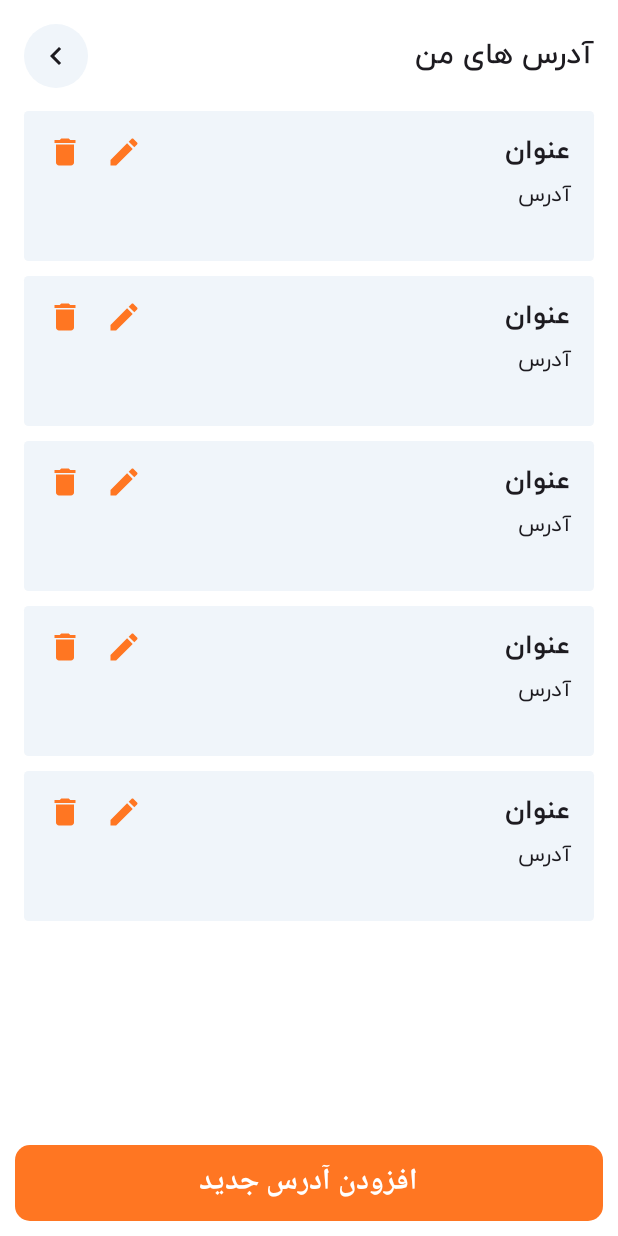
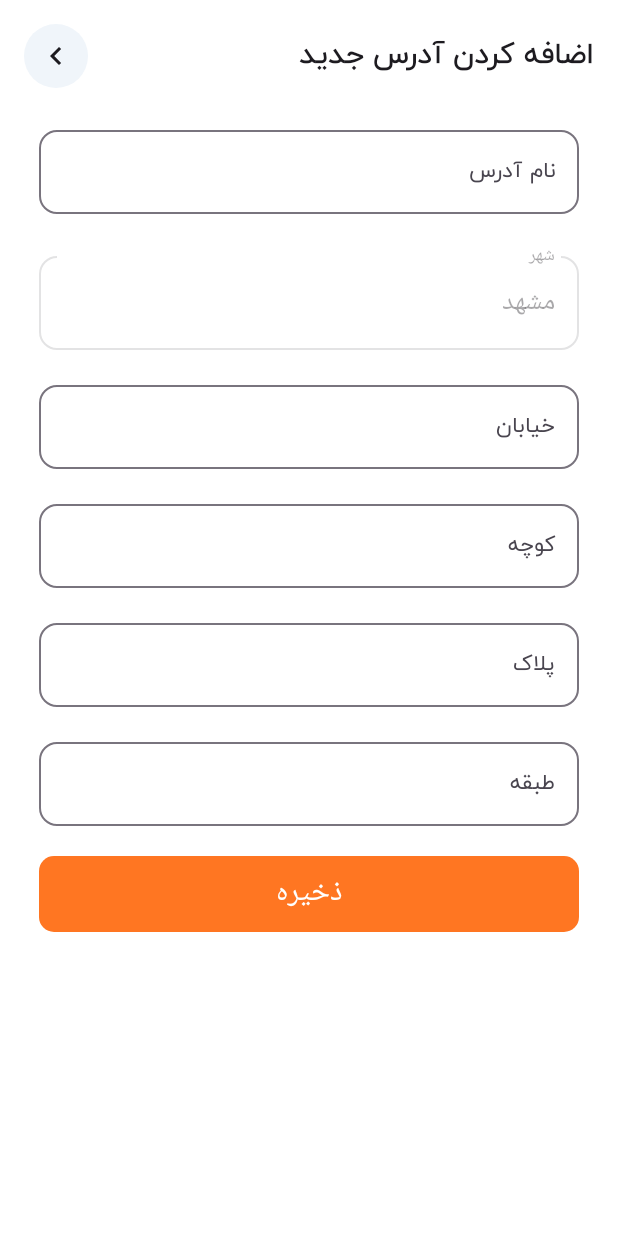
Before and after one commit to AliAyali/market_baz, an Android app built with Jetpack Compose: the AddressScreen screen opened through its navigation route, after a tap on "افزودن آدرس جدید", on a phone screen of 412 x 824 dp. Run offline under Robolectric (Android 15) with nearby library versions, the phone set to English and light mode, and no system bars; our stand-ins replace Dagger/Hilt's generated code, Room's generated code.

Commit message:
Create CustomTextField

```diff
--- /dev/null
+++ b/app/src/main/java/com/aliayali/market_baz/presentation/components/CustomTextField.kt
@@ -0,0 +1,42 @@
+import androidx.compose.foundation.layout.fillMaxWidth
+import androidx.compose.foundation.layout.padding
+import androidx.compose.material3.OutlinedTextField
+import androidx.compose.material3.Text
+import androidx.compose.runtime.Composable
+import androidx.compose.ui.Modifier
+import androidx.compose.ui.text.TextStyle
+import androidx.compose.ui.text.style.TextAlign
+import androidx.compose.ui.unit.Dp
+import androidx.compose.ui.unit.dp
+import androidx.compose.ui.unit.sp
+
+@Composable
+fun CustomTextField(
+    value: String,
+    onValueChange: (String) -> Unit,
+    label: String,
+    enabled: Boolean = true,
+    topPadding: Dp = 15.dp,
+) {
+    OutlinedTextField(
+        modifier = Modifier
+            .fillMaxWidth()
+            .padding(start = 10.dp, end = 10.dp, top = topPadding),
+        value = value,
+        onValueChange = onValueChange,
+        enabled = enabled,
+        textStyle = TextStyle(
+            textAlign = TextAlign.End,
+            fontSize = 18.sp
+        ),
+        label = {
+            Text(
+                text = label,
+                modifier = Modifier.fillMaxWidth(),
+                textAlign = TextAlign.End
+            )
+        },
+        singleLine = true,
+        shape = androidx.compose.foundation.shape.RoundedCornerShape(12.dp)
+    )
+}
--- a/app/src/main/java/com/aliayali/market_baz/presentation/screens/addNewAddress/AddNewAddressScreen.kt
+++ b/app/src/main/java/com/aliayali/market_baz/presentation/screens/addNewAddress/AddNewAddressScreen.kt
@@ -1,10 +1,147 @@
 package com.aliayali.market_baz.presentation.screens.addNewAddress
 
+import CustomTextField
+import androidx.compose.foundation.background
+import androidx.compose.foundation.clickable
+import androidx.compose.foundation.layout.Arrangement
+import androidx.compose.foundation.layout.Column
+import androidx.compose.foundation.layout.Row
+import androidx.compose.foundation.layout.fillMaxSize
+import androidx.compose.foundation.layout.fillMaxWidth
+import androidx.compose.foundation.layout.padding
+import androidx.compose.foundation.shape.CircleShape
+import androidx.compose.foundation.shape.RoundedCornerShape
+import androidx.compose.material.icons.Icons
+import androidx.compose.material.icons.automirrored.filled.KeyboardArrowLeft
+import androidx.compose.material3.Button
+import androidx.compose.material3.Icon
+import androidx.compose.material3.MaterialTheme
+import androidx.compose.material3.Text
 import androidx.compose.runtime.Composable
+import androidx.compose.runtime.getValue
+import androidx.compose.runtime.mutableStateOf
+import androidx.compose.runtime.remember
+import androidx.compose.runtime.setValue
+import androidx.compose.ui.Alignment
+import androidx.compose.ui.Modifier
+import androidx.compose.ui.unit.dp
+import androidx.compose.ui.unit.sp
 import androidx.navigation.NavController
+import com.aliayali.market_baz.navigation.NavigationScreen
+import com.aliayali.market_baz.ui.theme.IceMist
 
 @Composable
 fun AddNewAddressScreen(
-    navController: NavController
+    navController: NavController,
 ) {
+    var nameAddress by remember {
+        mutableStateOf("")
+    }
+
+    var city by remember {
+        mutableStateOf("مشهد")
+    }
+
+    var street by remember {
+        mutableStateOf("")
+    }
+
+    var milan by remember {
+        mutableStateOf("")
+    }
+
+    var plate by remember {
+        mutableStateOf("")
+    }
+
+    var floor by remember {
+        mutableStateOf("")
+    }
+
+    Column(
+        modifier = Modifier
+            .fillMaxSize()
+            .padding(16.dp),
+        horizontalAlignment = Alignment.CenterHorizontally
+    ) {
+        Row(
+            modifier = Modifier.fillMaxWidth(),
+            horizontalArrangement = Arrangement.SpaceBetween,
+            verticalAlignment = Alignment.CenterVertically
+        ) {
+            Icon(
+                Icons.AutoMirrored.Filled.KeyboardArrowLeft,
+                null,
+                modifier = Modifier
+                    .background(IceMist, CircleShape)
+                    .padding(9.dp)
+                    .clickable {
+                        navController.navigate(NavigationScreen.Address.route) {
+                            popUpTo(NavigationScreen.Address.route) { inclusive = true }
+                            launchSingleTop = true
+                        }
+                    }
+            )
+            Text(
+                text = "اضافه کردن آدرس جدید",
+                style = MaterialTheme.typography.titleLarge
+            )
+        }
+
+        Column {
+            CustomTextField(
+                value = nameAddress,
+                onValueChange = { nameAddress = it },
+                label = "نام آدرس",
+                topPadding = 20.dp
+            )
+
+            CustomTextField(
+                value = city,
+                onValueChange = { city = it },
+                label = "شهر",
+                enabled = false,
+                topPadding = 20.dp
+            )
+
+            CustomTextField(
+                value = street,
+                onValueChange = { street = it },
+                label = "خیابان"
+            )
+
+            CustomTextField(
+                value = milan,
+                onValueChange = { milan = it },
+                label = "کوچه"
+            )
+
+            CustomTextField(
+                value = plate,
+                onValueChange = { plate = it },
+                label = "پلاک"
+            )
+
+            CustomTextField(
+                value = floor,
+                onValueChange = { floor = it },
+                label = "طبقه"
+            )
+
+            Button(
+                modifier = Modifier
+                    .fillMaxWidth()
+                    .padding(horizontal = 10.dp, vertical = 20.dp),
+                onClick = { /* TODO: save action */ },
+                shape = RoundedCornerShape(10.dp)
+            ) {
+                Text(
+                    text = "ذخیره",
+                    fontSize = 20.sp
+                )
+            }
+        }
+
+    }
+
 }
--- a/app/src/main/java/com/aliayali/market_baz/presentation/screens/address/AddressScreen.kt
+++ b/app/src/main/java/com/aliayali/market_baz/presentation/screens/address/AddressScreen.kt
@@ -91,7 +91,12 @@ fun AddressScreen(
             contentAlignment = Alignment.BottomCenter
         ) {
             Button(
-                onClick = {},
+                onClick = {
+                    navController.navigate(NavigationScreen.AddNewAddress.route) {
+                        popUpTo(NavigationScreen.Address.route) { inclusive = true }
+                        launchSingleTop = true
+                    }
+                },
                 modifier = Modifier
                     .fillMaxWidth()
                     .padding(horizontal = 10.dp, vertical = 10.dp),
```
